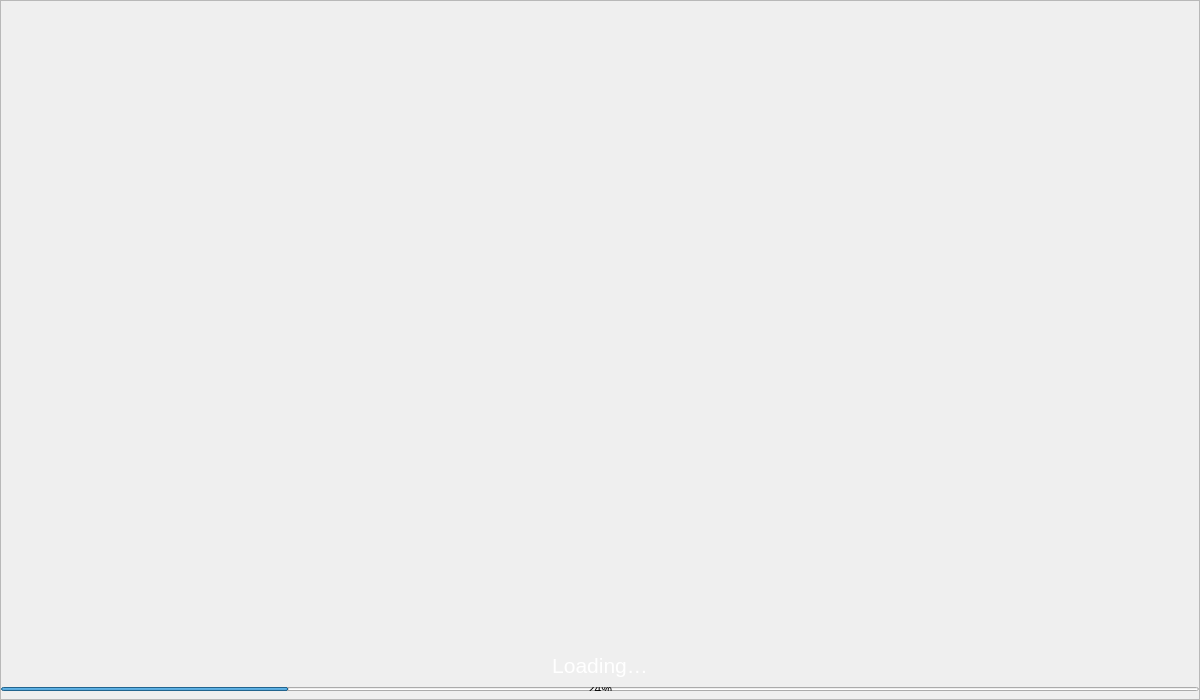
stakecube/stakecubecoin-archive, file src/qt/pivx/forms/splash.ui: the form before one commit.
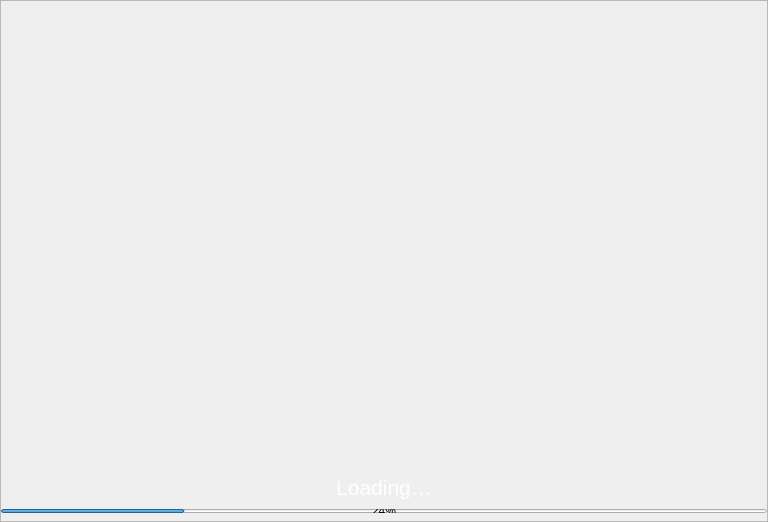
The form after the commit.

Patch:
```diff
--- a/src/qt/pivx/forms/splash.ui
+++ b/src/qt/pivx/forms/splash.ui
@@ -6,14 +6,14 @@
    <rect>
     <x>0</x>
     <y>0</y>
-    <width>1200</width>
-    <height>700</height>
+    <width>768</width>
+    <height>522</height>
    </rect>
   </property>
   <property name="minimumSize">
    <size>
     <width>0</width>
-    <height>700</height>
+    <height>522</height>
    </size>
   </property>
   <property name="maximumSize">
```
